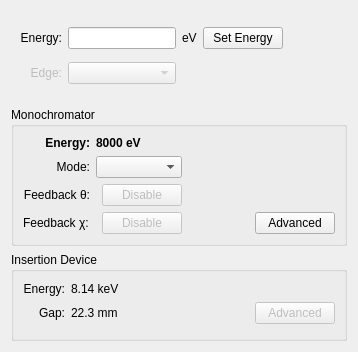
Above: firefly/energy.ui from spc-group/haven before the change. Below: the same form after it.
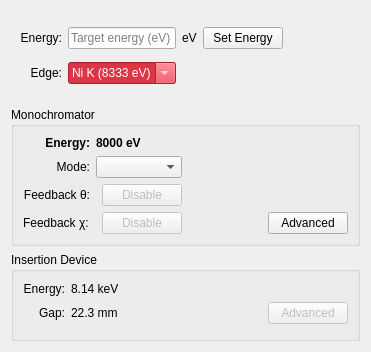
That is the form after the change. Custom widgets are drawn as their Qt base class.

Commit message: Energy window now has a combo box that selects an XAS edge.

The edit to the form file:
```diff
--- a/firefly/energy.ui
+++ b/firefly/energy.ui
@@ -6,7 +6,7 @@
    <rect>
     <x>0</x>
     <y>0</y>
-    <width>358</width>
+    <width>371</width>
     <height>352</height>
    </rect>
   </property>
@@ -27,6 +27,12 @@
           <property name="enabled">
            <bool>true</bool>
           </property>
+          <property name="toolTip">
+           <string>Enter desired energy in eV.</string>
+          </property>
+          <property name="placeholderText">
+           <string>Target energy (eV)</string>
+          </property>
          </widget>
         </item>
         <item row="0" column="2">
@@ -39,8 +45,23 @@
         <item row="2" column="1">
          <widget class="QComboBox" name="comboBox">
           <property name="enabled">
+           <bool>true</bool>
+          </property>
+          <property name="toolTip">
+           <string>Select an edge, or type one in the form &quot;Na L3&quot;, etc.</string>
+          </property>
+          <property name="autoFillBackground">
            <bool>false</bool>
           </property>
+          <property name="styleSheet">
+           <string notr="true">background: rgb(220, 53, 69); color: white; border-color: rgb(220, 53, 69)</string>
+          </property>
+          <property name="editable">
+           <bool>true</bool>
+          </property>
+          <property name="currentText">
+           <string>Ni K (8333 eV)</string>
+          </property>
          </widget>
         </item>
         <item row="0" column="3">
@@ -66,7 +87,7 @@
         <item row="2" column="0">
          <widget class="QLabel" name="label_5">
           <property name="enabled">
-           <bool>false</bool>
+           <bool>true</bool>
           </property>
           <property name="text">
            <string>Edge:</string>
```
Left out of the diff: 2 changed lines with no effect on the pictures. The commit also changes 2 other files.
